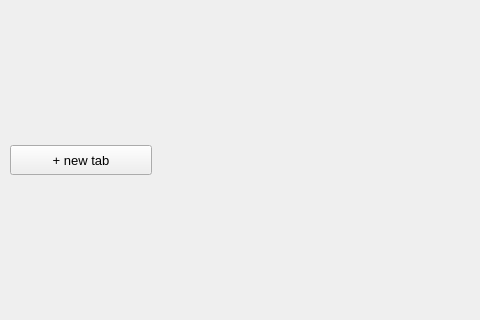
The window that ui/Main_Window.ui (VEDA-Five-Guys/Qt-doc-viewer) describes before a commit, drawn with Qt 5; both pictures show x 0 to 480 and y 140 to 460 of the 1007 by 600 pixel window.
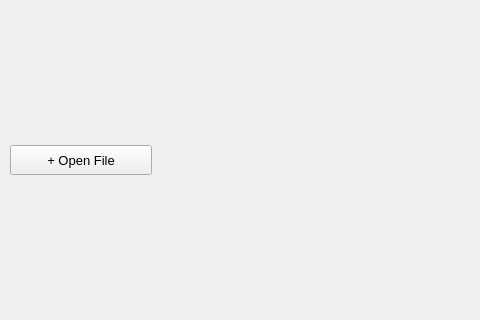
The same window after the commit.

Commit message: Feat : open file 버튼 추가

```diff
--- a/ui/Main_Window.ui
+++ b/ui/Main_Window.ui
@@ -89,7 +89,7 @@
            </font>
           </property>
           <property name="text">
-           <string>+ new tab</string>
+           <string>+ Open File</string>
           </property>
          </widget>
         </item>
```
Left out of the diff: 2 changed lines with no effect on the pictures. The commit also changes 2 other files.
